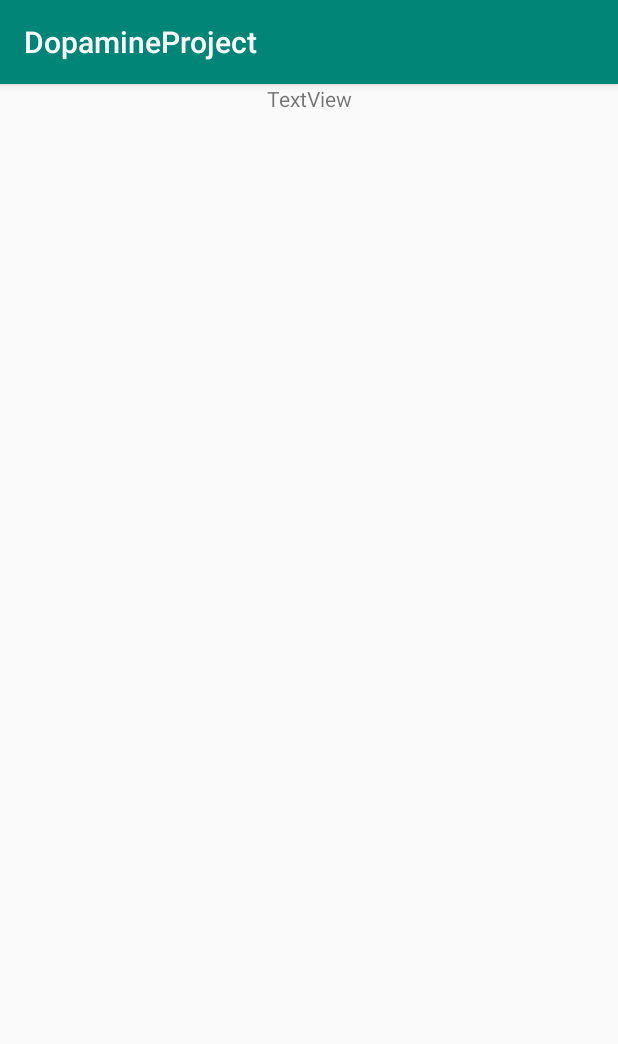
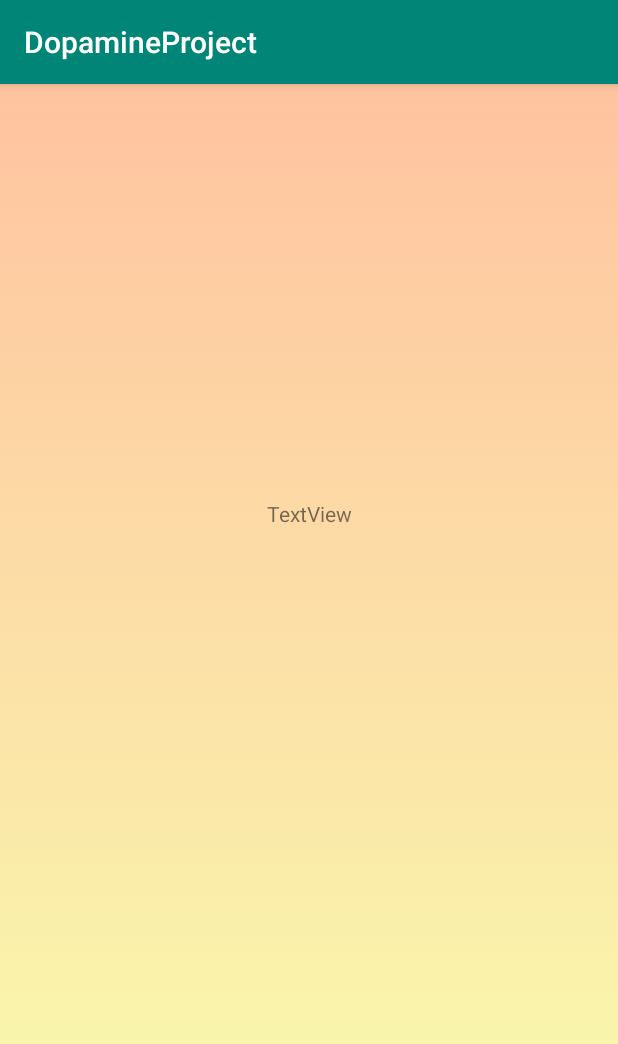
Before and after one commit to harshita99/HeyYou, an Android app: the Next screen opened directly, with no data from a screen before it, on a phone screen of 412 x 824 dp. Shown: the top 1044 px of the screen. Run offline under Robolectric (Android 15) with nearby library versions, the phone set to English and light mode, and no system bars; 6 statements that could not run were skipped.

```diff
--- a/app/src/main/res/layout/activity_next.xml
+++ b/app/src/main/res/layout/activity_next.xml
@@ -1,9 +1,11 @@
 <?xml version="1.0" encoding="utf-8"?>
 <LinearLayout xmlns:android="http://schemas.android.com/apk/res/android"
     android:layout_width="match_parent"
-    android:layout_height="match_parent">
+    android:layout_height="match_parent"
+    android:background="@drawable/gradient">
 
     <TextView
+        android:layout_gravity="center"
         android:id="@+id/textView1"
         android:layout_width="wrap_content"
         android:layout_height="214dp"
```
